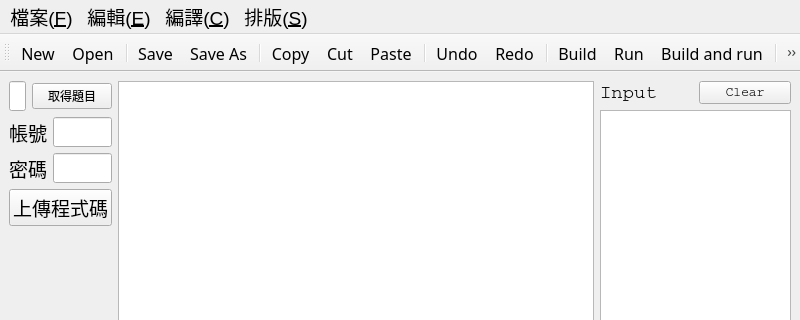
FateAC/STPad, file src/mainwindow.ui: the form before one commit; both pictures show x 0 to 800 and y 0 to 320 of the 800 by 600 pixel window.
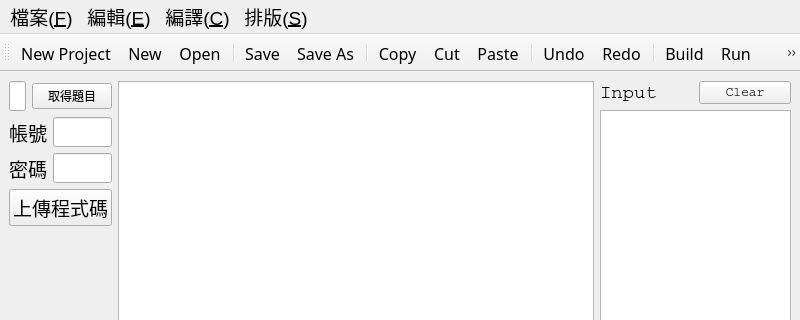
The form after the commit. Icons and pictures are not drawn.

```diff
--- a/src/mainwindow.ui
+++ b/src/mainwindow.ui
@@ -313,6 +313,7 @@
    <attribute name="toolBarBreak">
     <bool>false</bool>
    </attribute>
+   <addaction name="actionNew_Project"/>
    <addaction name="actionNew"/>
    <addaction name="actionOpen"/>
    <addaction name="separator"/>
@@ -496,6 +497,15 @@
     <string>F3</string>
    </property>
   </action>
+  <action name="actionNew_Project">
+   <property name="icon">
+    <iconset resource="AppResources.qrc">
+     <normaloff>:/images/images/newproject.png</normaloff>:/images/images/newproject.png</iconset>
+   </property>
+   <property name="text">
+    <string>New Project</string>
+   </property>
+  </action>
  </widget>
  <resources>
   <include location="AppResources.qrc"/>
```
Left out of the diff: 3 changed lines with no effect on the pictures.
